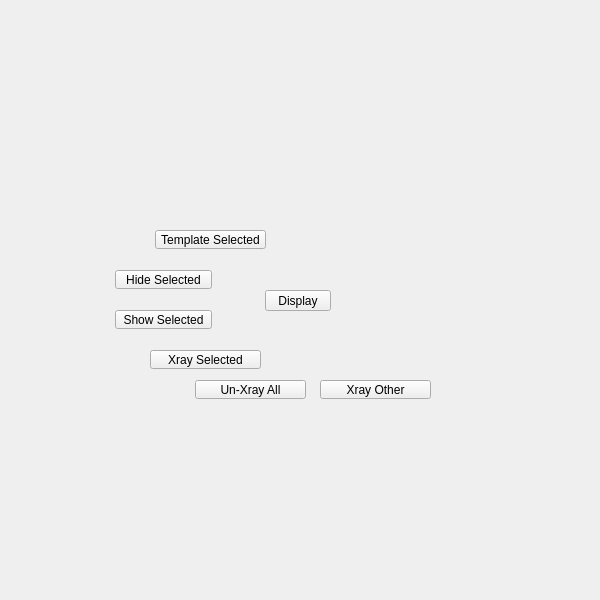
Above: tentacle/ui/uiLevel_2/display_submenu.ui from m3trik/tentacle before the change. Below: the same form after it.
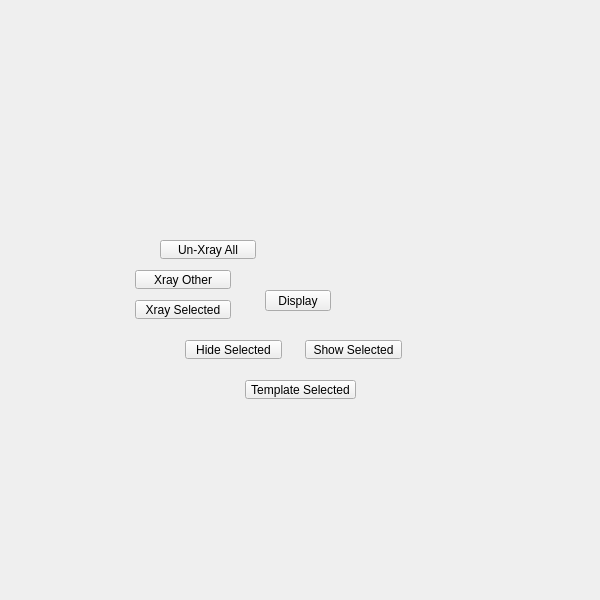
That is the form after the change.

What changed in the file:
```diff
--- a/tentacle/ui/uiLevel_2/display_submenu.ui
+++ b/tentacle/ui/uiLevel_2/display_submenu.ui
@@ -90,8 +90,8 @@
    <widget class="QPushButton" name="b002">
     <property name="geometry">
      <rect>
-      <x>115</x>
-      <y>270</y>
+      <x>185</x>
+      <y>340</y>
       <width>97</width>
       <height>19</height>
      </rect>
@@ -109,8 +109,8 @@
    <widget class="QPushButton" name="b003">
     <property name="geometry">
      <rect>
-      <x>115</x>
-      <y>310</y>
+      <x>305</x>
+      <y>340</y>
       <width>97</width>
       <height>19</height>
      </rect>
@@ -128,15 +128,15 @@
    <widget class="QPushButton" name="b005">
     <property name="geometry">
      <rect>
-      <x>150</x>
-      <y>350</y>
-      <width>111</width>
+      <x>135</x>
+      <y>300</y>
+      <width>96</width>
       <height>19</height>
      </rect>
     </property>
     <property name="minimumSize">
      <size>
-      <width>111</width>
+      <width>0</width>
       <height>19</height>
      </size>
     </property>
@@ -147,8 +147,8 @@
    <widget class="QPushButton" name="b021">
     <property name="geometry">
      <rect>
-      <x>155</x>
-      <y>230</y>
+      <x>245</x>
+      <y>380</y>
       <width>111</width>
       <height>19</height>
      </rect>
@@ -166,15 +166,15 @@
    <widget class="QPushButton" name="b006">
     <property name="geometry">
      <rect>
-      <x>195</x>
-      <y>380</y>
-      <width>111</width>
+      <x>160</x>
+      <y>240</y>
+      <width>96</width>
       <height>19</height>
      </rect>
     </property>
     <property name="minimumSize">
      <size>
-      <width>111</width>
+      <width>0</width>
       <height>19</height>
      </size>
     </property>
@@ -185,15 +185,15 @@
    <widget class="QPushButton" name="b007">
     <property name="geometry">
      <rect>
-      <x>320</x>
-      <y>380</y>
-      <width>111</width>
+      <x>135</x>
+      <y>270</y>
+      <width>96</width>
       <height>19</height>
      </rect>
     </property>
     <property name="minimumSize">
      <size>
-      <width>111</width>
+      <width>0</width>
       <height>19</height>
      </size>
     </property>
```
